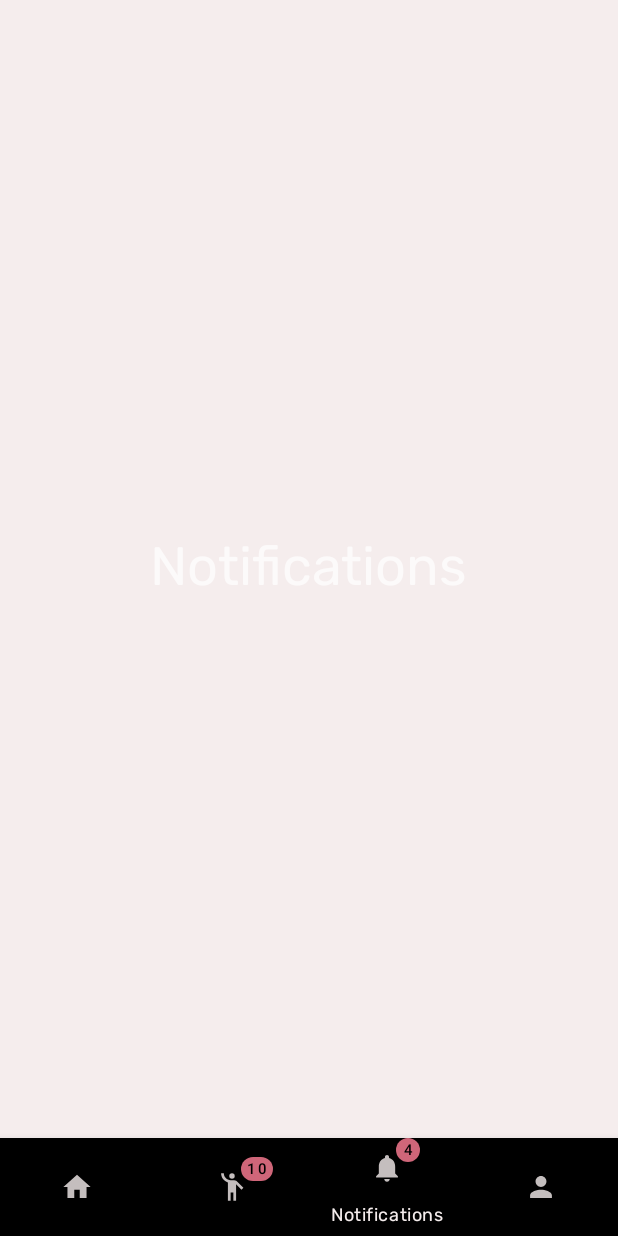
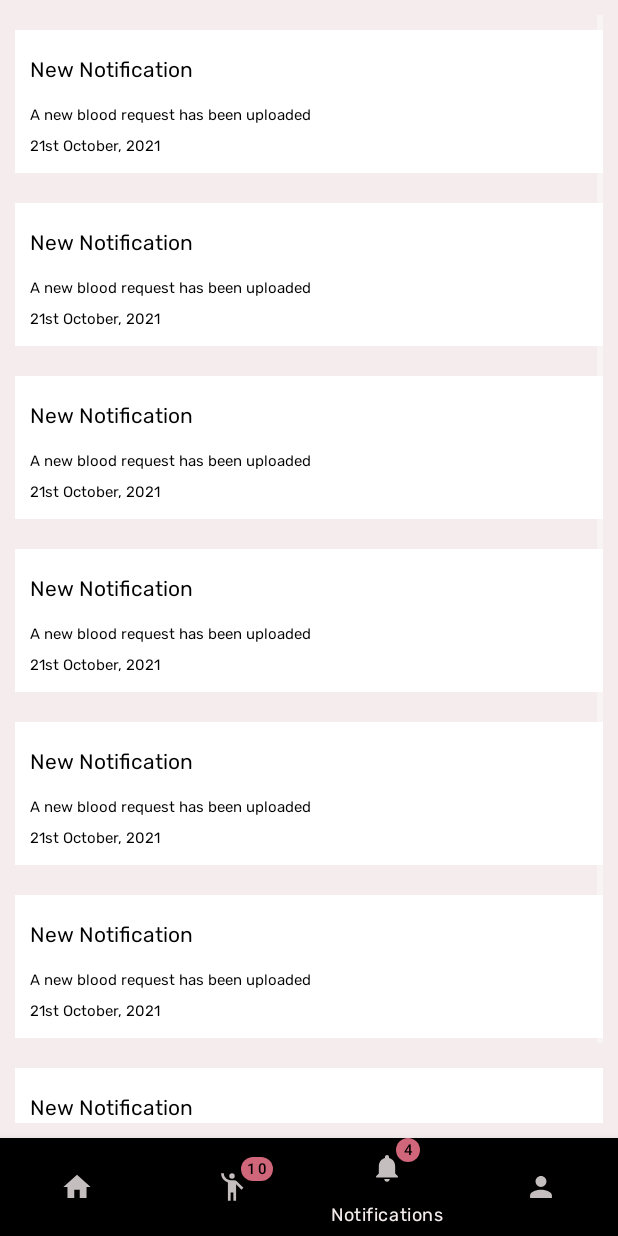
Before and after one commit to sommmtoooo/lifeflow, an Android app: the screen it shows after launch once a user with an empty profile is signed in (HomeScreen), item 3 of the bottom bar chosen, on a phone screen of 412 x 824 dp. Run offline under Robolectric (Android 15) with nearby library versions, the phone set to English and light mode, and no system bars; our stand-ins replace Firebase (no records; nobody signed in at launch, a user with empty details on screens opened directly).

Commit message:
Update: Request UI | Notification & Home UI Tweaks

```diff
--- a/app/src/main/java/com/somtodev/lifeflow/views/HomeScreen.java
+++ b/app/src/main/java/com/somtodev/lifeflow/views/HomeScreen.java
@@ -59,7 +59,7 @@ public class HomeScreen extends AppCompatActivity {
 
     }
 
-    private void setCurrentFragment(Fragment fragment) {
+    public void setCurrentFragment(Fragment fragment) {
         Utils.setCurrentFragment(this, R.id.flDisplay, fragment);
     }
 
--- a/app/src/main/java/com/somtodev/lifeflow/views/RegisterScreen.java
+++ b/app/src/main/java/com/somtodev/lifeflow/views/RegisterScreen.java
@@ -130,8 +130,6 @@ public class RegisterScreen extends AppCompatActivity {
             @Override
             public void onComplete(@NonNull Task<AuthResult> task) {
                 if (task.isSuccessful()) {
-                    Toast.makeText(RegisterScreen.this, "Account Created", Toast.LENGTH_SHORT).show();
-
                     FirebaseUser firebaseUser = mAuth.getCurrentUser();
                     DocumentReference documentReference = firebaseFirestore.collection("users").document();
                     Map<String, String> user = new HashMap<>();
--- a/app/src/main/java/com/somtodev/lifeflow/views/fragments/HomeFragment.java
+++ b/app/src/main/java/com/somtodev/lifeflow/views/fragments/HomeFragment.java
@@ -1,9 +1,11 @@
 package com.somtodev.lifeflow.views.fragments;
 
+import android.content.Intent;
 import android.os.Bundle;
 import android.view.LayoutInflater;
 import android.view.View;
 import android.view.ViewGroup;
+import android.widget.Button;
 import android.widget.TextView;
 
 import androidx.annotation.NonNull;
@@ -11,27 +13,18 @@ import androidx.annotation.Nullable;
 import androidx.fragment.app.Fragment;
 
 import com.somtodev.lifeflow.R;
+import com.somtodev.lifeflow.lib.FirebaseUtils;
 
 public class HomeFragment extends Fragment {
 
-    private static final String ARG_PARAM1 = "param1";
-    private static final String ARG_PARAM2 = "param2";
-
-    // TODO: Rename and change types of parameters
-    private String mParam1;
-    private String mParam2;
-
-    TextView tvUsername, tvDonations, tvYourDonations;
+    TextView tvUsername;
+    Button btnRequest;
 
     public HomeFragment() {
     }
 
-    public static HomeFragment newInstance(String param1, String param2) {
+    public static HomeFragment newInstance() {
         HomeFragment fragment = new HomeFragment();
-        Bundle args = new Bundle();
-        args.putString(ARG_PARAM1, param1);
-        args.putString(ARG_PARAM2, param2);
-        fragment.setArguments(args);
         return fragment;
     }
 
@@ -40,19 +33,22 @@ public class HomeFragment extends Fragment {
         super.onViewCreated(view, savedInstanceState);
 
         tvUsername = (TextView) view.findViewById(R.id.tvUsername);
-        tvDonations = (TextView) view.findViewById(R.id.tvDonations);
-        tvYourDonations = (TextView) view.findViewById(R.id.tvYoursDonations);
+        btnRequest = (Button) view.findViewById(R.id.btnRequests);
 
-        tvYourDonations.setText("10");
+
+        btnRequest.setOnClickListener(new View.OnClickListener() {
+            @Override
+            public void onClick(View v) {
+                view.getContext().startActivity(new Intent(view.getContext(), ));
+            }
+        });
+        tvUsername.setText("Good morning, " + "");
+
     }
 
     @Override
     public void onCreate(Bundle savedInstanceState) {
         super.onCreate(savedInstanceState);
-        if (getArguments() != null) {
-            mParam1 = getArguments().getString(ARG_PARAM1);
-            mParam2 = getArguments().getString(ARG_PARAM2);
-        }
     }
 
     @Override
--- a/app/src/main/res/layout/notification_fragment.xml
+++ b/app/src/main/res/layout/notification_fragment.xml
@@ -1,21 +1,26 @@
 <?xml version="1.0" encoding="utf-8"?>
-<androidx.constraintlayout.widget.ConstraintLayout xmlns:android="http://schemas.android.com/apk/res/android"
+<ScrollView xmlns:android="http://schemas.android.com/apk/res/android"
     xmlns:app="http://schemas.android.com/apk/res-auto"
     xmlns:tools="http://schemas.android.com/tools"
     android:layout_width="match_parent"
-    android:layout_height="match_parent"
+    android:layout_height="wrap_content"
+    android:background="@color/light"
+    android:padding="10dp"
     tools:context=".views.fragments.NotificationFragment">
 
-    <!-- TODO: Update blank fragment layout -->
-    <TextView
-        android:layout_width="wrap_content"
-        android:layout_height="wrap_content"
-        android:text="@string/notifications"
-        android:textSize="36sp"
-        app:layout_constraintBottom_toBottomOf="parent"
-        app:layout_constraintEnd_toEndOf="parent"
-        app:layout_constraintStart_toStartOf="parent"
-        app:layout_constraintTop_toTopOf="parent"
-        app:layout_constraintVertical_bias="0.5" />
+    <LinearLayout
+        android:layout_width="match_parent"
+        android:layout_height="match_parent"
+        android:orientation="vertical">
 
-</androidx.constraintlayout.widget.ConstraintLayout>
+        <include layout="@layout/notification_item" />
+        <include layout="@layout/notification_item" />
+        <include layout="@layout/notification_item" />
+        <include layout="@layout/notification_item" />
+        <include layout="@layout/notification_item" />
+        <include layout="@layout/notification_item" />
+        <include layout="@layout/notification_item" />
+
+
+    </LinearLayout>
+</ScrollView>
--- /dev/null
+++ b/app/src/main/res/layout/notification_item.xml
@@ -0,0 +1,32 @@
+<?xml version="1.0" encoding="utf-8"?>
+<LinearLayout xmlns:android="http://schemas.android.com/apk/res/android"
+    android:layout_width="match_parent"
+    android:layout_height="wrap_content"
+    android:layout_marginVertical="10dp"
+    android:background="@color/white"
+    android:orientation="vertical"
+    android:padding="10dp">
+
+    <TextView
+        android:layout_width="match_parent"
+        android:layout_height="wrap_content"
+        android:layout_marginVertical="6dp"
+        android:text="New Notification"
+        android:textColor="@color/dark"
+        android:textSize="14sp" />
+
+    <TextView
+        android:layout_width="match_parent"
+        android:layout_height="wrap_content"
+        android:layout_marginVertical="5dp"
+        android:text="A new blood request has been uploaded"
+        android:textColor="@color/dark"
+        android:textSize="10sp" />
+
+    <TextView
+        android:layout_width="match_parent"
+        android:layout_height="wrap_content"
+        android:text="21st October, 2021"
+        android:textColor="@color/dark"
+        android:textSize="10sp" />
+</LinearLayout>
```
Also changed, not shown: app/src/main/java/com/somtodev/lifeflow/lib/FirebaseUtils.java (added, +19 -0 lines), app/src/main/java/com/somtodev/lifeflow/views/fragments/EditProfileFragment.java (+0 -8 lines), app/src/main/java/com/somtodev/lifeflow/views/fragments/SettingFragment.java (+14 -6 lines), app/src/main/res/layout/fragment_edit_profile.xml (+10 -8 lines), app/src/main/res/layout/home_fragment.xml (+24 -77 lines), app/src/main/res/layout/request_fragment.xml (+16 -24 lines), app/src/main/res/layout/setting_fragment.xml (+24 -21 lines), app/src/main/res/layout/setting_screen.xml (+22 -4 lines), app/src/main/res/drawable/bottom_curved_red.xml (renamed from app/src/main/res/drawable/curved_background_red.xml).
